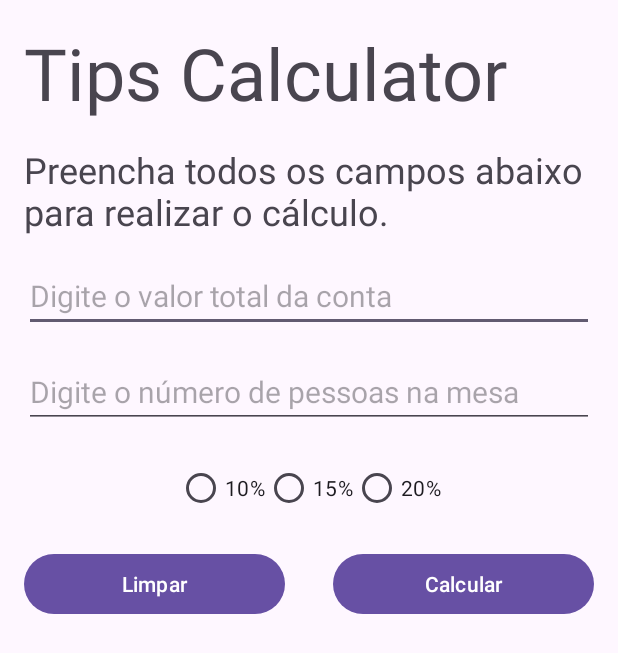
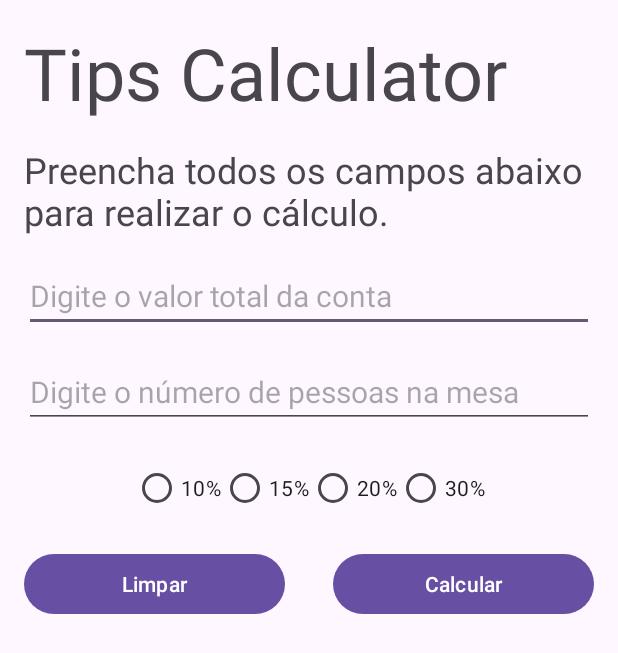
Before and after one commit to Giovanesantos1/appdagorjeta, an Android app: the screen it shows after launch (MainActivity), on a phone screen of 412 x 824 dp. Shown: the top 653 px of the screen. Run offline under Robolectric (Android 15) with nearby library versions, the phone set to English and light mode, and no system bars.

Commit message:
radio group

```diff
--- a/app/src/main/res/layout/activity_main.xml
+++ b/app/src/main/res/layout/activity_main.xml
@@ -83,6 +83,12 @@
             android:layout_height="wrap_content"
             android:text="20%"/>
 
+        <RadioButton
+            android:id="@+id/rb_option_four"
+            android:layout_width="wrap_content"
+            android:layout_height="wrap_content"
+            android:text="30%"/>
+
     </RadioGroup>
 
     <Button
```
